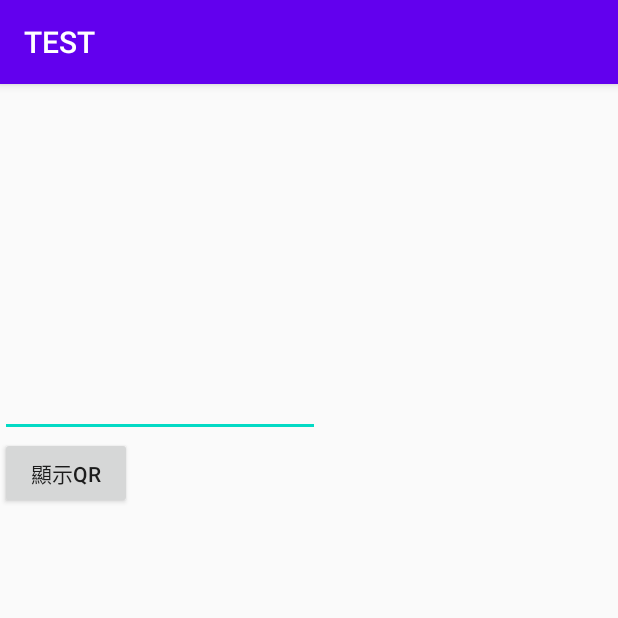
After one commit to CK88924/ENDPJ, an Android app: the QR screen opened directly, with no data from a screen before it, on a phone screen of 412 x 824 dp, the top half of it. The commit adds this screen. Run offline under Robolectric (Android 15) with nearby library versions, the phone set to English and light mode, and no system bars; libraries missing offline, so code that uses them is left out: com.journeyapps.barcodescanner.

Commit message:
生成QR

```diff
--- a/BACK/TEST2/app/build.gradle
+++ b/BACK/TEST2/app/build.gradle
@@ -35,6 +35,11 @@ dependencies {
     implementation 'com.github.PhilJay:MPAndroidChart:v3.1.0'
     implementation 'androidx.constraintlayout:constraintlayout:2.0.4'
     implementation 'com.luozm.captcha:captcha:1.1.2'
+    implementation 'com.android.support.constraint:constraint-layout:1.1.3'
+    implementation 'com.google.zxing:core:3.2.1'
+    implementation('com.journeyapps:zxing-android-embedded:3.6.0') { transitive = false }
+    implementation 'androidx.appcompat:appcompat:1.0.2'
+    implementation 'com.google.zxing:core:3.3.0'
     testImplementation 'junit:junit:4.12'
     androidTestImplementation 'androidx.test.ext:junit:1.1.2'
     androidTestImplementation 'androidx.test.espresso:espresso-core:3.3.0'
--- a/BACK/TEST2/app/src/main/AndroidManifest.xml
+++ b/BACK/TEST2/app/src/main/AndroidManifest.xml
@@ -9,7 +9,8 @@
         android:roundIcon="@mipmap/ic_launcher_round"
         android:supportsRtl="true"
         android:theme="@style/AppTheme">
-        <activity android:name=".ICIONLIST"></activity>
+        <activity android:name=".QR"></activity>
+        <activity android:name=".ICIONLIST" />
         <activity android:name=".PASSWORD" />
         <activity android:name=".CHART" />
         <activity android:name=".CAPTCHA" />
--- /dev/null
+++ b/BACK/TEST2/app/src/main/java/com/example/test/QR.java
@@ -0,0 +1,50 @@
+package com.example.test;
+
+import androidx.appcompat.app.AppCompatActivity;
+
+import android.graphics.Bitmap;
+import android.os.Bundle;
+import android.view.View;
+import android.widget.Button;
+import android.widget.EditText;
+import android.widget.ImageView;
+
+import com.google.zxing.BarcodeFormat;
+import com.google.zxing.WriterException;
+import com.journeyapps.barcodescanner.BarcodeEncoder;
+
+public class QR extends AppCompatActivity {
+    private Button change;
+    private EditText text;
+    private ImageView show_qr;
+
+    @Override
+    protected void onCreate(Bundle savedInstanceState) {
+        super.onCreate(savedInstanceState);
+        setContentView(R.layout.activity_q_r);
+        FindID();
+    }//onCreate()
+    private  void  FindID(){
+        show_qr=(ImageView) findViewById(R.id.show_qr);
+        text=(EditText) findViewById(R.id.qr_text);
+        change=(Button) findViewById(R.id.change);
+        change.setOnClickListener(btnListener);
+    }//FindID()
+    private  void  get_QR(){
+        BarcodeEncoder encoder = new BarcodeEncoder();
+        try {
+            Bitmap bit = encoder.encodeBitmap(text.getText().toString(), BarcodeFormat.QR_CODE,190 ,190 );
+            show_qr.setImageBitmap(bit);
+        }//try()
+        catch (WriterException e){e.printStackTrace();}
+
+
+    }//get_QR
+    private View.OnClickListener btnListener = new View.OnClickListener() {
+
+        @Override
+        public void onClick(View v) {
+            if (v.getId()==R.id.change){ get_QR();}//change()
+        }//onClick()
+    };//btnListener()
+}//main()
--- a/BACK/TEST2/app/src/main/res/layout/activity_main.xml
+++ b/BACK/TEST2/app/src/main/res/layout/activity_main.xml
@@ -35,5 +35,11 @@
             android:layout_width="match_parent"
             android:layout_height="wrap_content"
             android:text="圖示列表" />
+
+        <Button
+            android:id="@+id/qr"
+            android:layout_width="match_parent"
+            android:layout_height="wrap_content"
+            android:text="生成QR" />
     </LinearLayout>
 </androidx.constraintlayout.widget.ConstraintLayout>
--- /dev/null
+++ b/BACK/TEST2/app/src/main/res/layout/activity_q_r.xml
@@ -0,0 +1,34 @@
+<?xml version="1.0" encoding="utf-8"?>
+<androidx.constraintlayout.widget.ConstraintLayout xmlns:android="http://schemas.android.com/apk/res/android"
+    xmlns:app="http://schemas.android.com/apk/res-auto"
+    xmlns:tools="http://schemas.android.com/tools"
+    android:layout_width="match_parent"
+    android:layout_height="match_parent"
+    tools:context=".QR">
+
+    <LinearLayout
+        android:layout_width="match_parent"
+        android:layout_height="match_parent"
+        android:orientation="vertical">
+
+        <ImageView
+            android:id="@+id/show_qr"
+            android:layout_width="190dp"
+            android:layout_height="190dp"
+            tools:srcCompat="@tools:sample/avatars" />
+
+        <EditText
+            android:id="@+id/qr_text"
+            android:layout_width="wrap_content"
+            android:layout_height="wrap_content"
+            android:ems="10"
+            android:inputType="textPersonName" />
+
+        <Button
+            android:id="@+id/change"
+            android:layout_width="wrap_content"
+            android:layout_height="wrap_content"
+            android:text="顯示QR" />
+    </LinearLayout>
+
+</androidx.constraintlayout.widget.ConstraintLayout>
```
Also changed, not shown: BACK/TEST2/app/src/main/java/com/example/test/MainActivity.java (+8 -1 lines).
